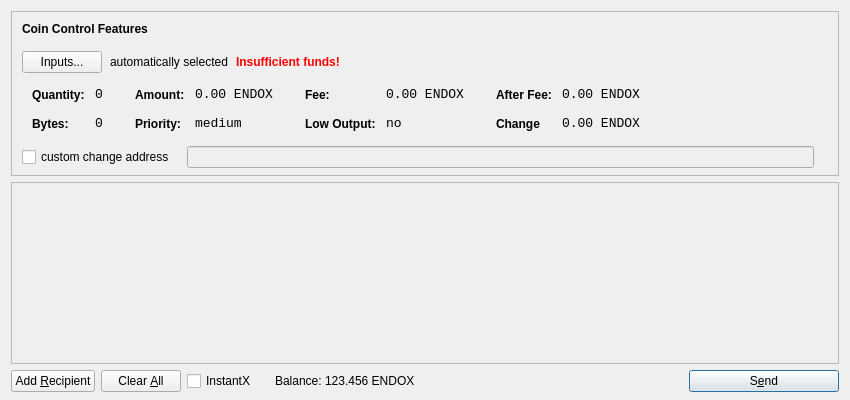
Before: the Qt Designer form src/qt/forms/sendcoinsdialog.ui in SaltineChips/endox, drawn with Qt 5.
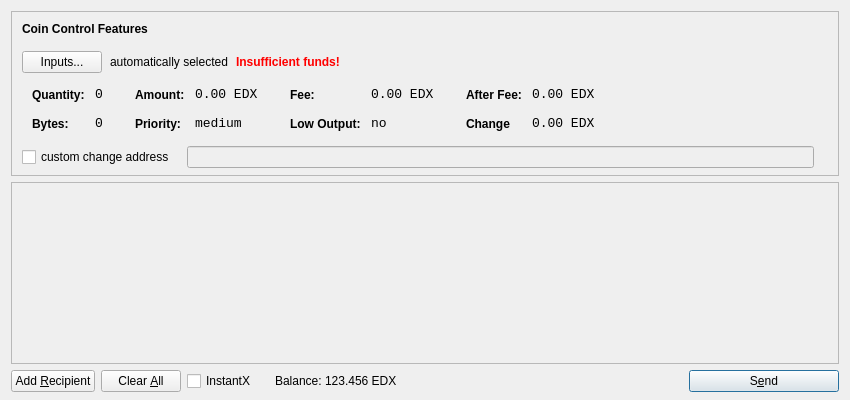
After: the same form once the commit is applied. Icons and pictures are not drawn.

What changed in the file:
```diff
--- a/src/qt/forms/sendcoinsdialog.ui
+++ b/src/qt/forms/sendcoinsdialog.ui
@@ -333,7 +333,7 @@
                   <enum>Qt::ActionsContextMenu</enum>
                  </property>
                  <property name="text">
-                  <string>0.00 ENDOX</string>
+                  <string>0.00 EDX</string>
                  </property>
                  <property name="textInteractionFlags">
                   <set>Qt::LinksAccessibleByMouse|Qt::TextSelectableByKeyboard|Qt::TextSelectableByMouse</set>
@@ -419,7 +419,7 @@
                   <enum>Qt::ActionsContextMenu</enum>
                  </property>
                  <property name="text">
-                  <string>0.00 ENDOX</string>
+                  <string>0.00 EDX</string>
                  </property>
                  <property name="textInteractionFlags">
                   <set>Qt::LinksAccessibleByMouse|Qt::TextSelectableByKeyboard|Qt::TextSelectableByMouse</set>
@@ -505,7 +505,7 @@
                   <enum>Qt::ActionsContextMenu</enum>
                  </property>
                  <property name="text">
-                  <string>0.00 ENDOX</string>
+                  <string>0.00 EDX</string>
                  </property>
                  <property name="textInteractionFlags">
                   <set>Qt::LinksAccessibleByMouse|Qt::TextSelectableByKeyboard|Qt::TextSelectableByMouse</set>
@@ -537,7 +537,7 @@
                   <enum>Qt::ActionsContextMenu</enum>
                  </property>
                  <property name="text">
-                  <string>0.00 ENDOX</string>
+                  <string>0.00 EDX</string>
                  </property>
                  <property name="textInteractionFlags">
                   <set>Qt::LinksAccessibleByMouse|Qt::TextSelectableByKeyboard|Qt::TextSelectableByMouse</set>
@@ -761,7 +761,7 @@
           <cursorShape>IBeamCursor</cursorShape>
          </property>
          <property name="text">
-          <string>123.456 ENDOX</string>
+          <string>123.456 EDX</string>
          </property>
          <property name="textInteractionFlags">
           <set>Qt::LinksAccessibleByMouse|Qt::TextSelectableByKeyboard|Qt::TextSelectableByMouse</set>
```
